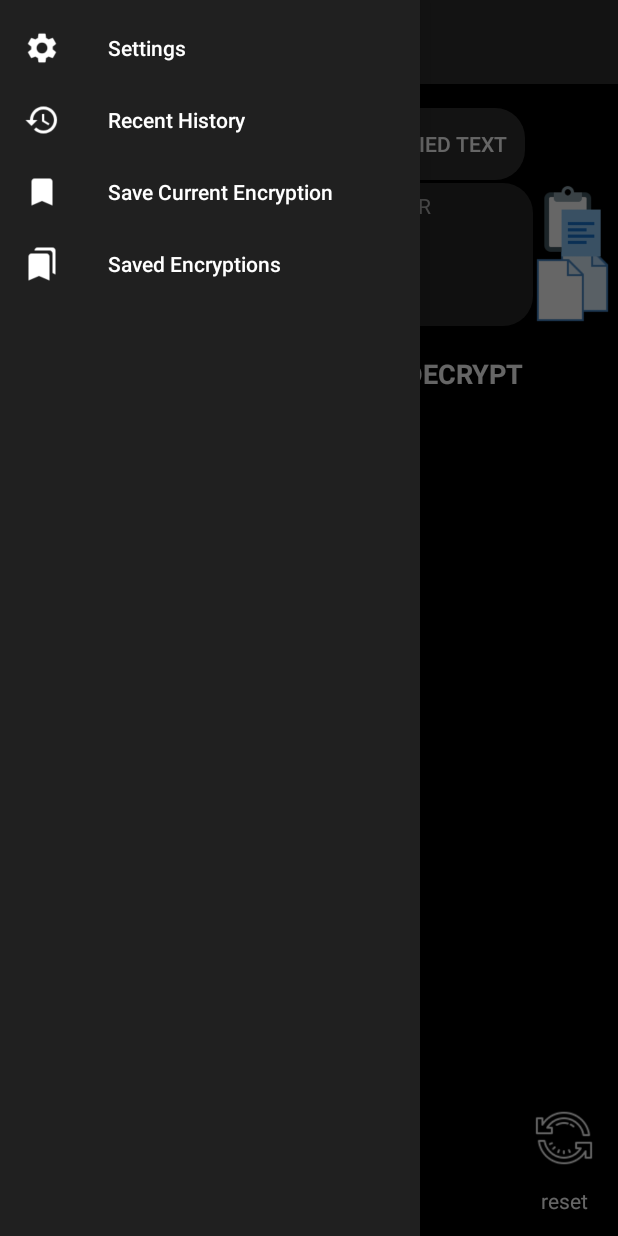
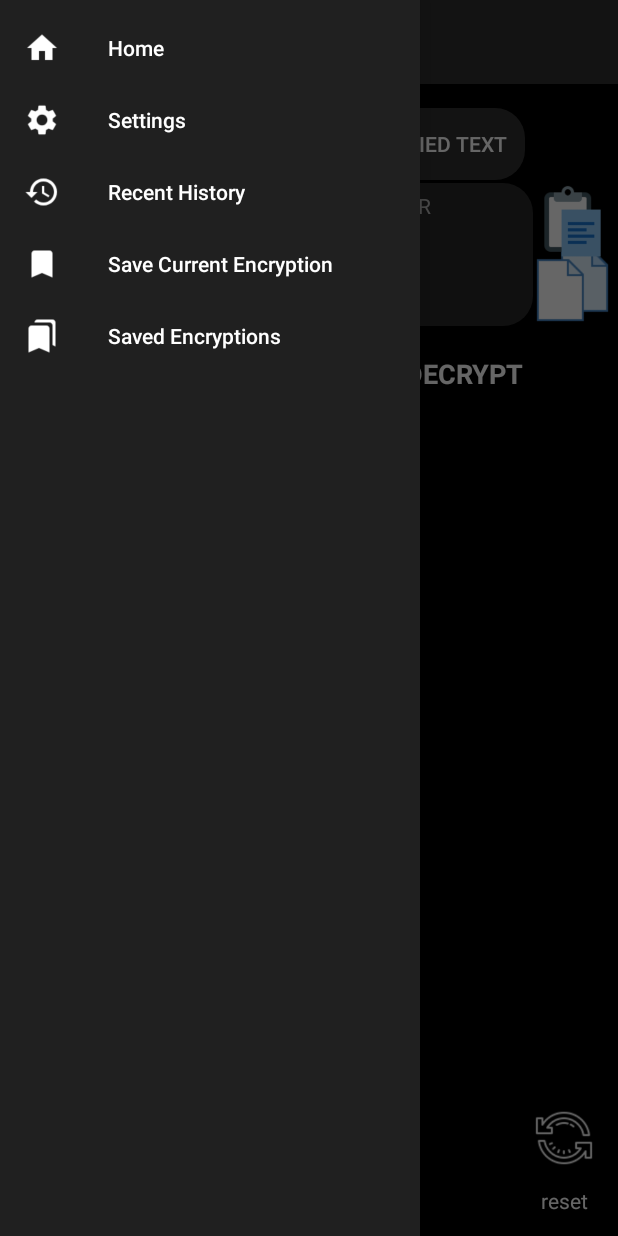
Before and after one commit to pkapu001/Encryptor-android-app, an Android app: the screen it shows after launch (MainActivity), in the side drawer, after a tap on "Recent History", on a phone screen of 412 x 824 dp. Run offline under Robolectric (Android 15) with nearby library versions, the phone set to English and light mode, and no system bars.

Commit message:
navigation item click function implemented

```diff
--- a/Encriptor/app/src/main/java/encriptor/dragon/encriptor/MainActivity.java
+++ b/Encriptor/app/src/main/java/encriptor/dragon/encriptor/MainActivity.java
@@ -7,12 +7,16 @@ import android.content.ClipData;
 import android.content.ClipboardManager;
 import android.content.Intent;
 import android.content.res.Configuration;
+import android.support.annotation.NonNull;
+import android.support.design.widget.BottomNavigationView;
+import android.support.design.widget.NavigationView;
 import android.support.v4.widget.DrawerLayout;
 import android.support.v7.app.ActionBar;
 import android.support.v7.app.ActionBarDrawerToggle;
 import android.support.v7.app.AppCompatActivity;
 import android.os.Bundle;
 import android.support.v7.widget.Toolbar;
+import android.util.Log;
 import android.view.KeyEvent;
 import android.view.MenuItem;
 import android.view.View;
@@ -31,10 +35,11 @@ import java.io.IOException;
 import java.io.InputStream;
 import java.util.ArrayList;
 
-public class MainActivity extends AppCompatActivity implements Mod_interface,Org_interface  {
+public class MainActivity extends AppCompatActivity implements NavigationView.OnNavigationItemSelectedListener {
 
     private DrawerLayout drawerLayout;
     private ActionBarDrawerToggle mtogle;
+    public NavigationView navigationView  ;
 
     public static FragmentManager fragmentManager;
     public static InputStream is;
@@ -55,6 +60,7 @@ public class MainActivity extends AppCompatActivity implements Mod_interface,Org
     public boolean onOptionsItemSelected(MenuItem item) {
         if(mtogle.onOptionsItemSelected(item))
         {
+
             return true;
         }
         return super.onOptionsItemSelected(item);
@@ -68,7 +74,6 @@ public class MainActivity extends AppCompatActivity implements Mod_interface,Org
         actionBar.setIcon(R.drawable.noun_ic);*/
 
 
-
         setContentView(R.layout.activity_main);
 
         Toolbar myToolbar = (Toolbar) findViewById(R.id.my_toolbar);
@@ -78,10 +83,12 @@ public class MainActivity extends AppCompatActivity implements Mod_interface,Org
         mtogle = new ActionBarDrawerToggle(this , drawerLayout, R.string.open , R.string.close);
         drawerLayout.addDrawerListener(mtogle);
         mtogle.syncState();
-        //getSupportActionBar().setDisplayShowHomeEnabled(true);
+        getSupportActionBar().setDisplayShowHomeEnabled(true);
         getSupportActionBar().setDisplayHomeAsUpEnabled(true);
         getSupportActionBar().setIcon(R.drawable.noun_ic);
 
+        navigationView =(NavigationView) findViewById(R.id.nav_view);
+        navigationView.setNavigationItemSelectedListener(this);
 
         fragmentManager = getFragmentManager();
           org = new Org_text();
@@ -241,6 +248,9 @@ public class MainActivity extends AppCompatActivity implements Mod_interface,Org
                 return false;
             }
         });
+
+       // navigationView =(NavigationView) findViewById(R.id.nav_view);
+       // navigationView.setNavigationItemSelectedListener(this);
 
 
     }
@@ -505,4 +515,42 @@ public class MainActivity extends AppCompatActivity implements Mod_interface,Org
         }
 
     }
+
+
+    @Override
+    public boolean onNavigationItemSelected(@NonNull MenuItem item) {
+        int n = item.getItemId() ;
+        switch (n)
+        {
+            case R.id.home:
+            {
+                Toast.makeText(MainActivity.this , "this is home" ,Toast.LENGTH_LONG).show();
+
+                break;
+            }
+            case R.id.settings:
+            {
+
+
+                break;
+            }
+            case R.id.history:
+            {
+
+
+                break;
+            }
+            case R.id.save:
+            {
+
+                break;
+            }
+            case R.id.saved:
+            {
+
+                break;
+            }
+        }
+        return false;
+    }
 }
--- a/Encriptor/app/src/main/res/layout/activity_main.xml
+++ b/Encriptor/app/src/main/res/layout/activity_main.xml
@@ -393,13 +393,16 @@
     </LinearLayout>
 
     <android.support.design.widget.NavigationView
+        android:id="@+id/nav_view"
         android:layout_width="wrap_content"
         android:layout_height="match_parent"
         android:layout_gravity="start"
         android:background="@color/colorPrimaryDark"
+        app:itemIconTint="@android:color/white"
         app:itemTextColor="#fff"
-        app:itemIconTint="@android:color/white"
         app:menu="@menu/nav_menu"
 
-        ></android.support.design.widget.NavigationView>
+        >
+    </android.support.design.widget.NavigationView>
+
 </android.support.v4.widget.DrawerLayout>
--- a/Encriptor/app/src/main/res/menu/nav_menu.xml
+++ b/Encriptor/app/src/main/res/menu/nav_menu.xml
@@ -1,27 +1,38 @@
 <?xml version="1.0" encoding="utf-8"?>
 <menu xmlns:android="http://schemas.android.com/apk/res/android">
+
+    <item
+        android:title="Home"
+        android:id="@+id/home"
+        android:icon="@drawable/home"
+        android:checked="false"
+        />
 
     <item
         android:title="Settings"
         android:id="@+id/settings"
         android:icon="@drawable/settings"
+        android:checked="false"
         />
 
     <item
         android:title="Recent History"
         android:id="@+id/history"
         android:icon="@drawable/history"
+        android:checked="false"
         />
     <item
         android:title="Save Current Encryption"
         android:id="@+id/save"
         android:icon="@drawable/bookmark"
+        android:checked="false"
         />
 
     <item
         android:title="Saved Encryptions"
         android:id="@+id/saved"
         android:icon="@drawable/bookmarks"
+        android:checked="false"
         />
 
 </menu>
```
Also changed, not shown: Encriptor/app/src/main/res/drawable/home.png (added).
